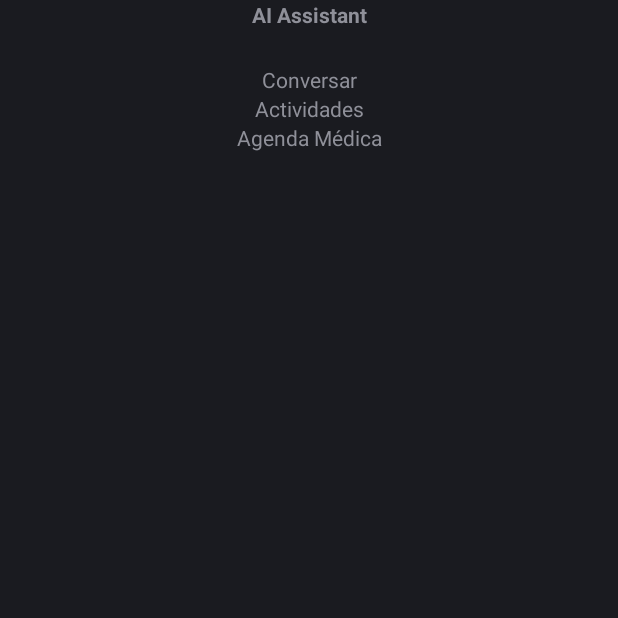
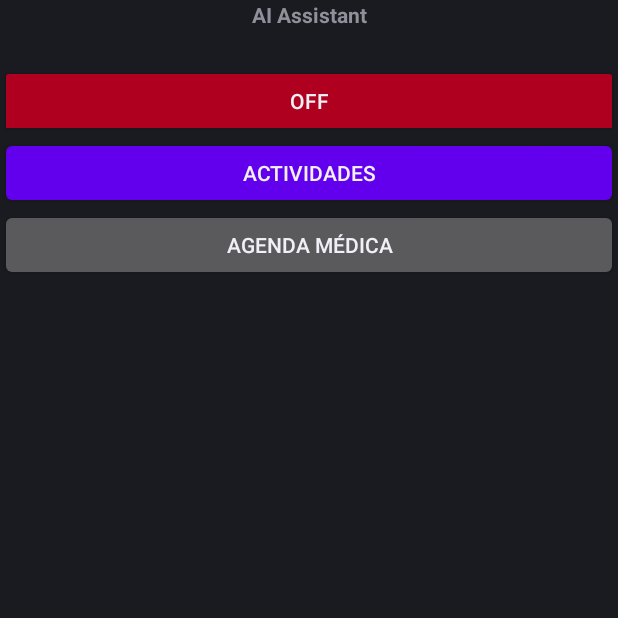
Before and after one commit to paulovieira-git/challenges, an Android app: the MainActivity2 screen opened directly, with no data from a screen before it, on a phone screen of 412 x 824 dp, the top half of it. Run offline under Robolectric (Android 15) with nearby library versions, the phone set to English and light mode, and no system bars; plain views replace BoxInsetLayout.

Commit message:
update - colors for the second screen

```diff
--- a/OldingCareApp/app/src/main/res/layout/activity_main2.xml
+++ b/OldingCareApp/app/src/main/res/layout/activity_main2.xml
@@ -22,26 +22,25 @@
             android:textSize="14sp"
             android:textStyle="bold" />
 
-        <TextView
-            android:id="@+id/textView4"
+        <ToggleButton
+            android:id="@+id/toggleButton"
             android:layout_width="match_parent"
             android:layout_height="wrap_content"
-            android:textAlignment="center"
-            android:textSize="14sp"
+            android:backgroundTint="@color/design_default_color_error"
             android:text="Conversar" />
-        <TextView
-            android:id="@+id/textView5"
+
+        <Button
+            android:id="@+id/button"
             android:layout_width="match_parent"
             android:layout_height="wrap_content"
-            android:textAlignment="center"
-            android:textSize="14sp"
+            android:backgroundTint="@color/design_default_color_primary"
             android:text="Actividades" />
-        <TextView
-            android:id="@+id/textView6"
+
+        <Button
+            android:id="@+id/button3"
             android:layout_width="match_parent"
             android:layout_height="wrap_content"
-            android:textAlignment="center"
-            android:textSize="14sp"
             android:text="Agenda Médica" />
+
     </LinearLayout>
 </androidx.wear.widget.BoxInsetLayout>
```
Also changed, not shown: 157 other files.
